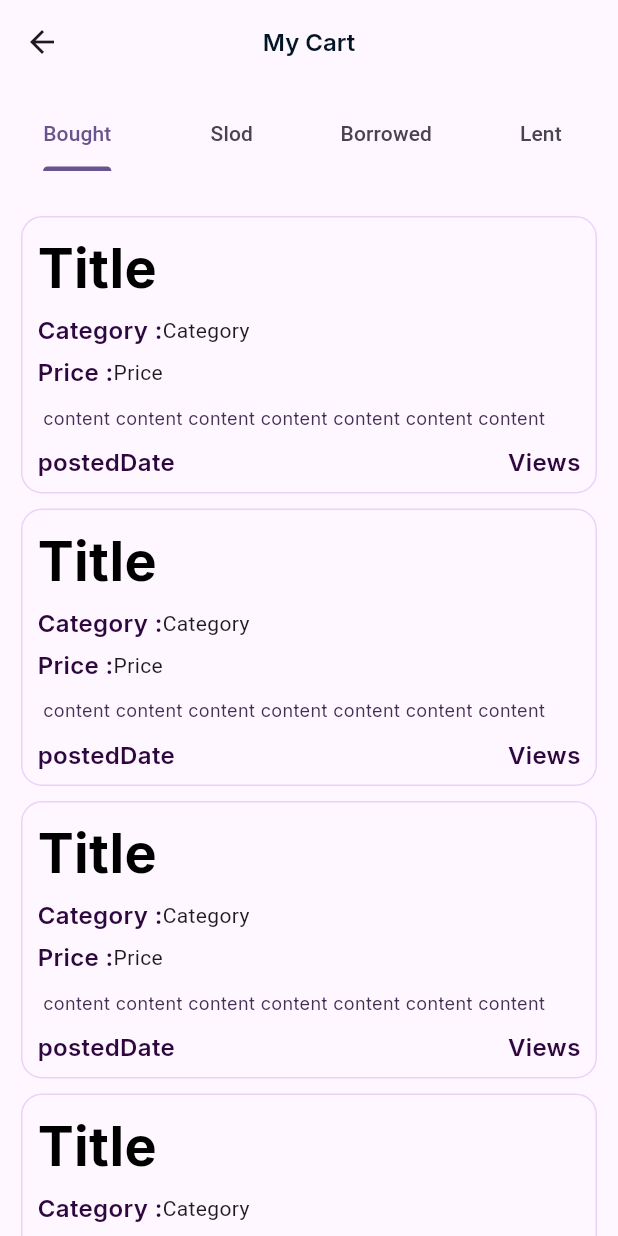
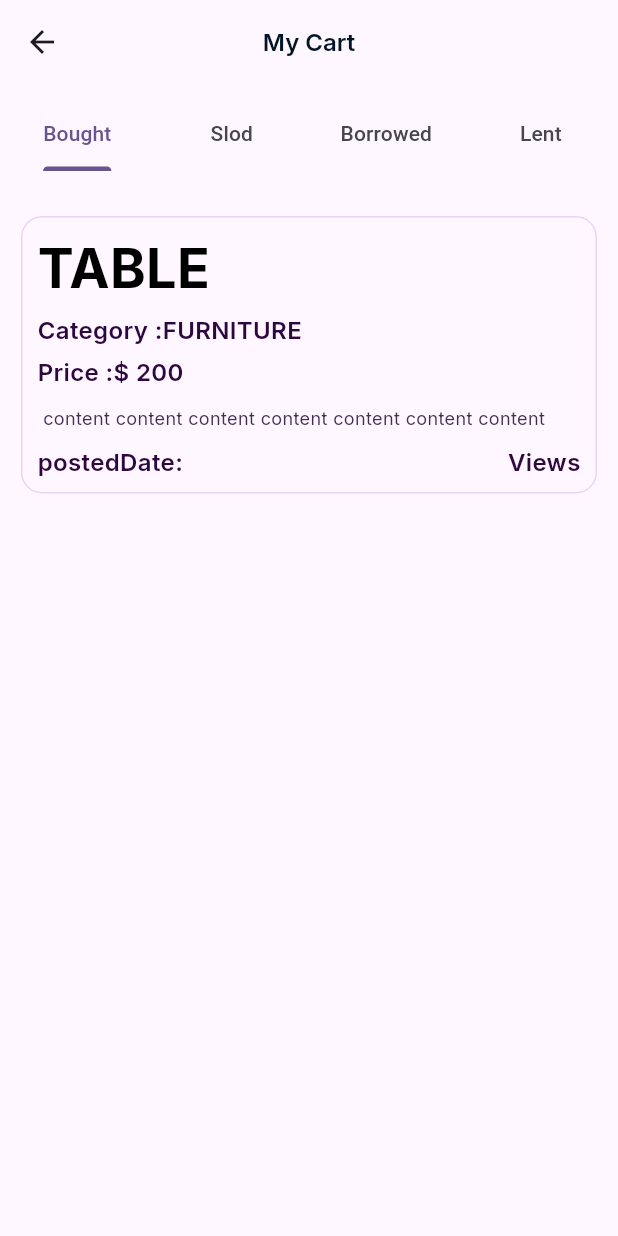
Before and after one commit to Rahat7288/tee_bay_app, a Flutter app: the MyCart screen opened directly, on a phone screen of 412 x 824 dp. Run offline on Flutter 3.47's test engine with Material 3 defaults, Android fonts, the phone set to English and light mode, and no system bars; our stand-ins replace cached_network_image, calendar_date_picker2, dio, equatable, flutter_bloc, get_storage and 4 more; accounts and stored records are empty.

Commit message:
product details screen and custom widget data present with data model

```diff
--- /dev/null
+++ b/lib/features/home_screen/data/models/product_model.dart
@@ -0,0 +1,181 @@
+class ProductModel {
+  final String title;
+  final String price;
+  final String rentalPrice;
+  final List<String> category;
+  final String description;
+  final String productImage;
+
+  ProductModel({
+    required this.title,
+    required this.category,
+    required this.description,
+    required this.productImage,
+    required this.price,
+    required this.rentalPrice,
+  });
+}
+
+List<ProductModel> products = [
+  ProductModel(
+    title: 'TABLE',
+    category: ['FURNITURE', 'HOME APPLIANCES'],
+    description:
+        "is simply dummy text of the printing and typesetting industry. Lorem Ipsum has been the industry's standard dummy text ever since the 1500s, when an unknown printer took a galley of type and scrambled it to make a type specimen book. It has survived not only five centuries, but also the leap into electronic typesetting, remaining essentially unchanged. It was popularised in the 1960s with the release of Letraset sheets containing Lorem Ipsum passages, and more recently with desktop publishing software like Aldus PageMaker including versions of Lorem Ipsum.",
+    productImage: '',
+    price: '\$ 200',
+    rentalPrice: '.15',
+  ),
+  ProductModel(
+    title: 'TABLE',
+    category: ['FURNITURE', 'HOME APPLIANCES'],
+    description:
+        "is simply dummy text of the printing and typesetting industry. Lorem Ipsum has been the industry's standard dummy text ever since the 1500s, when an unknown printer took a galley of type and scrambled it to make a type specimen book. It has survived not only five centuries, but also the leap into electronic typesetting, remaining essentially unchanged. It was popularised in the 1960s with the release of Letraset sheets containing Lorem Ipsum passages, and more recently with desktop publishing software like Aldus PageMaker including versions of Lorem Ipsum.",
+    productImage: '',
+    price: '\$ 200',
+    rentalPrice: '.15',
+  ),
+  ProductModel(
+    title: 'TABLE',
+    category: ['FURNITURE', 'HOME APPLIANCES'],
+    description:
+        "is simply dummy text of the printing and typesetting industry. Lorem Ipsum has been the industry's standard dummy text ever since the 1500s, when an unknown printer took a galley of type and scrambled it to make a type specimen book. It has survived not only five centuries, but also the leap into electronic typesetting, remaining essentially unchanged. It was popularised in the 1960s with the release of Letraset sheets containing Lorem Ipsum passages, and more recently with desktop publishing software like Aldus PageMaker including versions of Lorem Ipsum.",
+    productImage: '',
+    price: '\$ 200',
+    rentalPrice: '.15',
+  ),
+  ProductModel(
+    title: 'TABLE',
+    category: ['FURNITURE', 'HOME APPLIANCES'],
+    description:
+        "is simply dummy text of the printing and typesetting industry. Lorem Ipsum has been the industry's standard dummy text ever since the 1500s, when an unknown printer took a galley of type and scrambled it to make a type specimen book. It has survived not only five centuries, but also the leap into electronic typesetting, remaining essentially unchanged. It was popularised in the 1960s with the release of Letraset sheets containing Lorem Ipsum passages, and more recently with desktop publishing software like Aldus PageMaker including versions of Lorem Ipsum.",
+    productImage: '',
+    price: '\$ 200',
+    rentalPrice: '.15',
+  ),
+  ProductModel(
+    title: 'TABLE',
+    category: ['FURNITURE', 'HOME APPLIANCES'],
+    description:
+        "is simply dummy text of the printing and typesetting industry. Lorem Ipsum has been the industry's standard dummy text ever since the 1500s, when an unknown printer took a galley of type and scrambled it to make a type specimen book. It has survived not only five centuries, but also the leap into electronic typesetting, remaining essentially unchanged. It was popularised in the 1960s with the release of Letraset sheets containing Lorem Ipsum passages, and more recently with desktop publishing software like Aldus PageMaker including versions of Lorem Ipsum.",
+    productImage: '',
+    price: '\$ 200',
+    rentalPrice: '.15',
+  ),
+  ProductModel(
+    title: 'TABLE',
+    category: ['FURNITURE', 'HOME APPLIANCES'],
+    description:
+        "is simply dummy text of the printing and typesetting industry. Lorem Ipsum has been the industry's standard dummy text ever since the 1500s, when an unknown printer took a galley of type and scrambled it to make a type specimen book. It has survived not only five centuries, but also the leap into electronic typesetting, remaining essentially unchanged. It was popularised in the 1960s with the release of Letraset sheets containing Lorem Ipsum passages, and more recently with desktop publishing software like Aldus PageMaker including versions of Lorem Ipsum.",
+    productImage: '',
+    price: '\$ 200',
+    rentalPrice: '.15',
+  ),
+  ProductModel(
+    title: 'TABLE',
+    category: ['FURNITURE', 'HOME APPLIANCES'],
+    description:
+        "is simply dummy text of the printing and typesetting industry. Lorem Ipsum has been the industry's standard dummy text ever since the 1500s, when an unknown printer took a galley of type and scrambled it to make a type specimen book. It has survived not only five centuries, but also the leap into electronic typesetting, remaining essentially unchanged. It was popularised in the 1960s with the release of Letraset sheets containing Lorem Ipsum passages, and more recently with desktop publishing software like Aldus PageMaker including versions of Lorem Ipsum.",
+    productImage: '',
+    price: '\$ 200',
+    rentalPrice: '.15',
+  ),
+];
+List<ProductModel> myProducts = [
+  ProductModel(
+    title: 'TABLE',
+    category: ['FURNITURE', 'HOME APPLIANCES'],
+    description:
+        "is simply dummy text of the printing and typesetting industry. Lorem Ipsum has been the industry's standard dummy text ever since the 1500s, when an unknown printer took a galley of type and scrambled it to make a type specimen book. It has survived not only five centuries, but also the leap into electronic typesetting, remaining essentially unchanged. It was popularised in the 1960s with the release of Letraset sheets containing Lorem Ipsum passages, and more recently with desktop publishing software like Aldus PageMaker including versions of Lorem Ipsum.",
+    productImage: '',
+    price: '\$ 200',
+    rentalPrice: '.15',
+  ),
+  ProductModel(
+    title: 'TABLE',
+    category: ['FURNITURE', 'HOME APPLIANCES'],
+    description:
+        "is simply dummy text of the printing and typesetting industry. Lorem Ipsum has been the industry's standard dummy text ever since the 1500s, when an unknown printer took a galley of type and scrambled it to make a type specimen book. It has survived not only five centuries, but also the leap into electronic typesetting, remaining essentially unchanged. It was popularised in the 1960s with the release of Letraset sheets containing Lorem Ipsum passages, and more recently with desktop publishing software like Aldus PageMaker including versions of Lorem Ipsum.",
+    productImage: '',
+    price: '\$ 200',
+    rentalPrice: '.15',
+  ),
+  ProductModel(
+    title: 'TABLE',
+    category: ['FURNITURE', 'HOME APPLIANCES'],
+    description:
+        "is simply dummy text of the printing and typesetting industry. Lorem Ipsum has been the industry's standard dummy text ever since the 1500s, when an unknown printer took a galley of type and scrambled it to make a type specimen book. It has survived not only five centuries, but also the leap into electronic typesetting, remaining essentially unchanged. It was popularised in the 1960s with the release of Letraset sheets containing Lorem Ipsum passages, and more recently with desktop publishing software like Aldus PageMaker including versions of Lorem Ipsum.",
+    productImage: '',
+    price: '\$ 200',
+    rentalPrice: '.15',
+  ),
+  ProductModel(
+    title: 'TABLE',
+    category: ['FURNITURE', 'HOME APPLIANCES'],
+    description:
+        "is simply dummy text of the printing and typesetting industry. Lorem Ipsum has been the industry's standard dummy text ever since the 1500s, when an unknown printer took a galley of type and scrambled it to make a type specimen book. It has survived not only five centuries, but also the leap into electronic typesetting, remaining essentially unchanged. It was popularised in the 1960s with the release of Letraset sheets containing Lorem Ipsum passages, and more recently with desktop publishing software like Aldus PageMaker including versions of Lorem Ipsum.",
+    productImage: '',
+    price: '\$ 200',
+    rentalPrice: '.15',
+  ),
+];
+List<ProductModel> soldProducts = [
+  ProductModel(
+    title: 'TABLE',
+    category: ['FURNITURE', 'HOME APPLIANCES'],
+    description:
+        "is simply dummy text of the printing and typesetting industry. Lorem Ipsum has been the industry's standard dummy text ever since the 1500s, when an unknown printer took a galley of type and scrambled it to make a type specimen book. It has survived not only five centuries, but also the leap into electronic typesetting, remaining essentially unchanged. It was popularised in the 1960s with the release of Letraset sheets containing Lorem Ipsum passages, and more recently with desktop publishing software like Aldus PageMaker including versions of Lorem Ipsum.",
+    productImage: '',
+    price: '\$ 200',
+    rentalPrice: '.15',
+  ),
+  ProductModel(
+    title: 'TABLE',
+    category: ['FURNITURE', 'HOME APPLIANCES'],
+    description:
+        "is simply dummy text of the printing and typesetting industry. Lorem Ipsum has been the industry's standard dummy text ever since the 1500s, when an unknown printer took a galley of type and scrambled it to make a type specimen book. It has survived not only five centuries, but also the leap into electronic typesetting, remaining essentially unchanged. It was popularised in the 1960s with the release of Letraset sheets containing Lorem Ipsum passages, and more recently with desktop publishing software like Aldus PageMaker including versions of Lorem Ipsum.",
+    productImage: '',
+    price: '\$ 200',
+    rentalPrice: '.15',
+  ),
+];
+List<ProductModel> rentProducts = [
+  ProductModel(
+    title: 'TABLE',
+    category: ['FURNITURE', 'HOME APPLIANCES'],
+    description:
+        "is simply dummy text of the printing and typesetting industry. Lorem Ipsum has been the industry's standard dummy text ever since the 1500s, when an unknown printer took a galley of type and scrambled it to make a type specimen book. It has survived not only five centuries, but also the leap into electronic typesetting, remaining essentially unchanged. It was popularised in the 1960s with the release of Letraset sheets containing Lorem Ipsum passages, and more recently with desktop publishing software like Aldus PageMaker including versions of Lorem Ipsum.",
+    productImage: '',
+    price: '\$ 200',
+    rentalPrice: '.15',
+  ),
+  ProductModel(
+    title: 'TABLE',
+    category: ['FURNITURE', 'HOME APPLIANCES'],
+    description:
+        "is simply dummy text of the printing and typesetting industry. Lorem Ipsum has been the industry's standard dummy text ever since the 1500s, when an unknown printer took a galley of type and scrambled it to make a type specimen book. It has survived not only five centuries, but also the leap into electronic typesetting, remaining essentially unchanged. It was popularised in the 1960s with the release of Letraset sheets containing Lorem Ipsum passages, and more recently with desktop publishing software like Aldus PageMaker including versions of Lorem Ipsum.",
+    productImage: '',
+    price: '\$ 200',
+    rentalPrice: '.15',
+  ),
+  ProductModel(
+    title: 'TABLE',
+    category: ['FURNITURE', 'HOME APPLIANCES'],
+    description:
+        "is simply dummy text of the printing and typesetting industry. Lorem Ipsum has been the industry's standard dummy text ever since the 1500s, when an unknown printer took a galley of type and scrambled it to make a type specimen book. It has survived not only five centuries, but also the leap into electronic typesetting, remaining essentially unchanged. It was popularised in the 1960s with the release of Letraset sheets containing Lorem Ipsum passages, and more recently with desktop publishing software like Aldus PageMaker including versions of Lorem Ipsum.",
+    productImage: '',
+    price: '\$ 200',
+    rentalPrice: '.15',
+  ),
+];
+List<ProductModel> boughtProducts = [
+  ProductModel(
+    title: 'TABLE',
+    category: ['FURNITURE', 'HOME APPLIANCES'],
+    description:
+        "is simply dummy text of the printing and typesetting industry. Lorem Ipsum has been the industry's standard dummy text ever since the 1500s, when an unknown printer took a galley of type and scrambled it to make a type specimen book. It has survived not only five centuries, but also the leap into electronic typesetting, remaining essentially unchanged. It was popularised in the 1960s with the release of Letraset sheets containing Lorem Ipsum passages, and more recently with desktop publishing software like Aldus PageMaker including versions of Lorem Ipsum.",
+    productImage: '',
+    price: '\$ 200',
+    rentalPrice: '.15',
+  ),
+];
--- a/lib/features/home_screen/presentation/views/widgets/all_product_body.dart
+++ b/lib/features/home_screen/presentation/views/widgets/all_product_body.dart
@@ -1,15 +1,17 @@
 import 'package:flutter/material.dart';
 import 'package:tee_bay_app/features/home_screen/presentation/views/widgets/product_cart.dart';
+
+import '../../../data/models/product_model.dart';
 
 Widget allProductBody() => Container(
       margin: const EdgeInsets.symmetric(vertical: 10),
       child: ListView.separated(
-        itemCount: 25,
+        itemCount: products.length,
         separatorBuilder: (BuildContext context, int index) => const SizedBox(
           height: 10,
         ),
         itemBuilder: (BuildContext context, int index) {
-          return productCart(context: context);
+          return productCart(context: context, product: products[index]);
         },
       ),
     );
--- a/lib/features/home_screen/presentation/views/widgets/my_product_body.dart
+++ b/lib/features/home_screen/presentation/views/widgets/my_product_body.dart
@@ -1,11 +1,12 @@
 import 'package:flutter/material.dart';
 
+import '../../../data/models/product_model.dart';
 import 'my_product_cart.dart';
 
 Widget myProductBody() => Container(
       margin: const EdgeInsets.symmetric(vertical: 10),
       child: ListView.separated(
-        itemCount: 25,
+        itemCount: myProducts.length,
         separatorBuilder: (BuildContext context, int index) => const SizedBox(
           height: 10,
         ),
--- a/lib/features/home_screen/presentation/views/widgets/product_cart.dart
+++ b/lib/features/home_screen/presentation/views/widgets/product_cart.dart
@@ -3,19 +3,22 @@ import 'package:flutter/material.dart';
 import '../../../../../core/app_theme/app_colors.dart';
 import '../../../../../core/text_style/text_style.dart';
 import '../../../../product_details/presentation/views/product_details_screen.dart';
+import '../../../data/models/product_model.dart';
 
-Widget productCart({required BuildContext context}) {
+Widget productCart({required BuildContext context, ProductModel? product}) {
   String title = 'Title';
   String subTitle = 'Category';
   String price = 'Price';
   String content = ' content content content content content content content ';
-  String postedDate = 'postedDate';
+  String postedDate = 'postedDate: ';
   String views = 'Views';
   return GestureDetector(
     onTap: () {
       Navigator.of(context).push(
         MaterialPageRoute(
-          builder: (contex) => const ProductDetailsScreen(),
+          builder: (contex) => ProductDetailsScreen(
+            productModel: product!,
+          ),
         ),
       );
     },
@@ -34,7 +37,7 @@ Widget productCart({required BuildContext context}) {
         crossAxisAlignment: CrossAxisAlignment.start,
         children: [
           Text(
-            title,
+            product?.title ?? 'Title',
             style: TStyle.title(),
           ),
           const SizedBox(
@@ -48,7 +51,12 @@ Widget productCart({required BuildContext context}) {
                   color: AppColor.subTitleColor,
                 ),
               ),
-              Text(subTitle),
+              Text(
+                '${product?.category[0] ?? ''} ',
+                style: TStyle.subTitle(
+                  color: AppColor.subTitleColor,
+                ),
+              ),
             ],
           ),
           const SizedBox(
@@ -62,7 +70,12 @@ Widget productCart({required BuildContext context}) {
                   color: AppColor.subTitleColor,
                 ),
               ),
-              Text(price),
+              Text(
+                product?.price ?? '',
+                style: TStyle.subTitle(
+                  color: AppColor.subTitleColor,
+                ),
+              ),
             ],
           ),
           const SizedBox(
--- a/lib/features/my_cart/presentation/view/my_cart.dart
+++ b/lib/features/my_cart/presentation/view/my_cart.dart
@@ -4,6 +4,7 @@ import 'package:flutter_bloc/flutter_bloc.dart';
 
 import '../../../../core/app_theme/app_colors.dart';
 import '../../../../core/text_style/text_style.dart';
+import '../../../home_screen/data/models/product_model.dart';
 import '../../../home_screen/presentation/views/widgets/product_cart.dart';
 import '../../data/models/tab_models.dart';
 import '../../domain/view_models/post_cubit/post_cubit.dart';
@@ -61,31 +62,34 @@ class MyCart extends StatelessWidget {
                       children: [
                         ///Bought items list==========
                         ListView.separated(
-                          itemCount: 25,
+                          itemCount: boughtProducts.length,
                           separatorBuilder: (BuildContext context, int index) =>
                               const SizedBox(
                             height: 10,
                           ),
                           itemBuilder: (BuildContext context, int index) {
-                            return productCart(context: context);
+                            return productCart(
+                                context: context,
+                                product: boughtProducts[index]);
                           },
                         ),
 
                         ///Cold items list==========
                         ListView.separated(
-                          itemCount: 25,
+                          itemCount: soldProducts.length,
                           separatorBuilder: (BuildContext context, int index) =>
                               const SizedBox(
                             height: 10,
                           ),
                           itemBuilder: (BuildContext context, int index) {
-                            return productCart(context: context);
+                            return productCart(
+                                context: context, product: soldProducts[index]);
                           },
                         ),
 
                         ///Borrowed items list==========
                         ListView.separated(
-                          itemCount: 25,
+                          itemCount: 1,
                           separatorBuilder: (BuildContext context, int index) =>
                               const SizedBox(
                             height: 10,
@@ -97,13 +101,14 @@ class MyCart extends StatelessWidget {
 
                         ///Lent items list==========
                         ListView.separated(
-                          itemCount: 25,
+                          itemCount: rentProducts.length,
                           separatorBuilder: (BuildContext context, int index) =>
                               const SizedBox(
                             height: 10,
                           ),
                           itemBuilder: (BuildContext context, int index) {
-                            return productCart(context: context);
+                            return productCart(
+                                context: context, product: rentProducts[index]);
                           },
                         ),
                       ],
--- a/lib/features/product_details/presentation/views/product_details_screen.dart
+++ b/lib/features/product_details/presentation/views/product_details_screen.dart
@@ -5,9 +5,11 @@ import '../../../../core/app_theme/app_colors.dart';
 import '../../../../core/text_style/text_style.dart';
 import '../../../../resources/alert_dialogs/alert_dialogs.dart';
 import '../../../../resources/reusable_widgets/buttons/wide_button.dart';
+import '../../../home_screen/data/models/product_model.dart';
 
 class ProductDetailsScreen extends StatelessWidget {
-  const ProductDetailsScreen({super.key});
+  const ProductDetailsScreen({super.key, required this.productModel});
+  final ProductModel productModel;
 
   @override
   Widget build(BuildContext context) {
@@ -33,7 +35,7 @@ class ProductDetailsScreen extends StatelessWidget {
             crossAxisAlignment: CrossAxisAlignment.start,
             children: <Widget>[
               Text(
-                title,
+                productModel.title,
                 style: TStyle.title(
                   color: AppColor.titleTextColor,
                 ),
@@ -42,7 +44,7 @@ class ProductDetailsScreen extends StatelessWidget {
                 height: 10,
               ),
               Text(
-                category,
+                '${productModel.category}',
                 style: TStyle.subTitle(
                   color: AppColor.subTitleColor,
                 ),
@@ -51,7 +53,7 @@ class ProductDetailsScreen extends StatelessWidget {
                 height: 10,
               ),
               Text(
-                price,
+                productModel.price,
                 style: TStyle.subTitle(
                   color: AppColor.subTitleColor,
                 ),
@@ -60,7 +62,7 @@ class ProductDetailsScreen extends StatelessWidget {
                 height: 15,
               ),
               Text(
-                content,
+                productModel.description,
                 style: TStyle.contentText(
                   color: AppColor.contentTextColor,
                 ),
```
